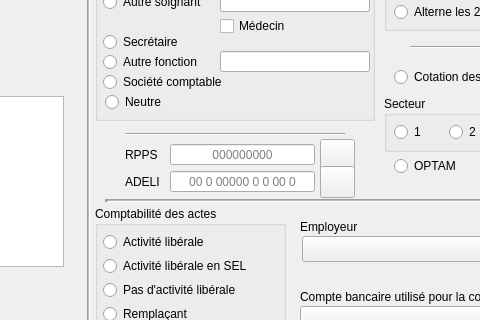
Before: the Qt Designer form Dialogs/dlg_gestionusers.ui in ukinoki/Rufus, drawn with Qt 5; both pictures show x 613 to 1093 and y 95 to 415 of the 1220 by 610 pixel window.
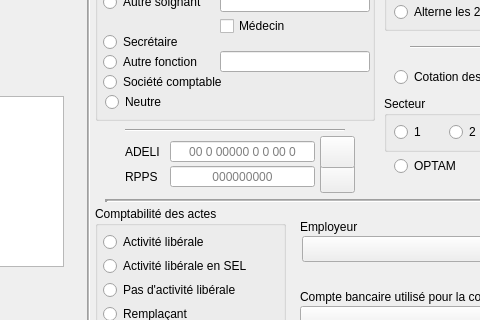
After: the same form once the commit is applied. Icons and pictures are not drawn. Custom widgets are drawn as their Qt base class.

Patch:
```diff
--- a/Dialogs/dlg_gestionusers.ui
+++ b/Dialogs/dlg_gestionusers.ui
@@ -745,7 +745,7 @@
          <property name="geometry">
           <rect>
            <x>80</x>
-           <y>245</y>
+           <y>215</y>
            <width>145</width>
            <height>21</height>
           </rect>
@@ -767,7 +767,7 @@
          <property name="geometry">
           <rect>
            <x>35</x>
-           <y>248</y>
+           <y>218</y>
            <width>45</width>
            <height>16</height>
           </rect>
@@ -786,7 +786,7 @@
          <property name="geometry">
           <rect>
            <x>35</x>
-           <y>200</y>
+           <y>196</y>
            <width>220</width>
            <height>16</height>
           </rect>
@@ -824,7 +824,7 @@
          <property name="geometry">
           <rect>
            <x>80</x>
-           <y>218</y>
+           <y>240</y>
            <width>145</width>
            <height>21</height>
           </rect>
@@ -881,7 +881,7 @@
          <property name="geometry">
           <rect>
            <x>35</x>
-           <y>221</y>
+           <y>243</y>
            <width>45</width>
            <height>16</height>
           </rect>
@@ -1265,7 +1265,7 @@
          <property name="geometry">
           <rect>
            <x>230</x>
-           <y>213</y>
+           <y>235</y>
            <width>35</width>
            <height>32</height>
           </rect>
@@ -1288,7 +1288,7 @@
          <property name="geometry">
           <rect>
            <x>230</x>
-           <y>240</y>
+           <y>210</y>
            <width>35</width>
            <height>32</height>
           </rect>
```
Left out of the diff: 26 changed lines with no effect on the pictures.
